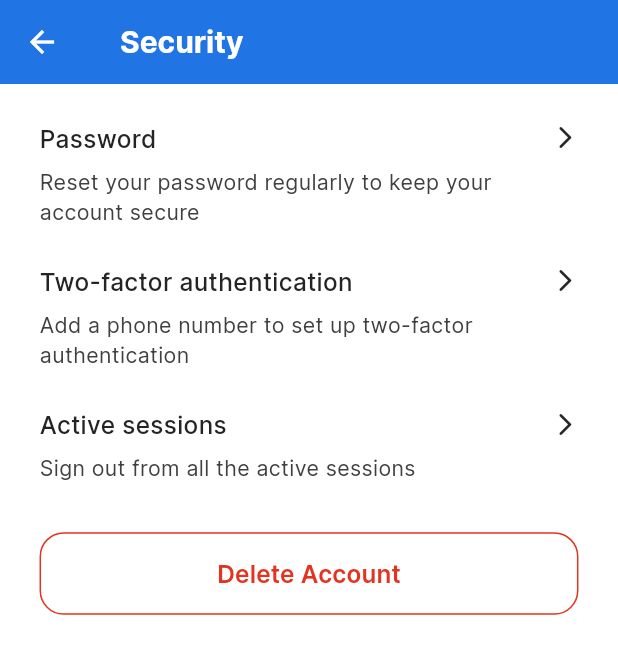
After one commit to AymenSensai/SkyCruiseApp, a Flutter app: the SecurityScreen screen opened by its route, on a phone screen of 412 x 824 dp. The commit adds this screen. Shown: the top 654 px of the screen. Run offline on Flutter 3.47's test engine with Material 3 defaults, Android fonts, the phone set to English and light mode, and no system bars; our stand-ins replace dio, flutter_otp_text_field, flutter_screenutil, flutter_spinkit, flutter_svg, fluttertoast and 4 more; generated files the repository leaves out were written again.

Commit message:
- Added Security screen.

```diff
--- a/lib/core/routing/app_router.dart
+++ b/lib/core/routing/app_router.dart
@@ -12,6 +12,7 @@ import '../../features/home/presentation/screens/notification.dart';
 import '../../features/profile/presentation/screens/language.dart';
 import '../../features/profile/presentation/screens/notificationSettings.dart';
 import '../../features/profile/presentation/screens/profile.dart';
+import '../../features/profile/presentation/screens/security.dart';
 import '../../features/saved/presentation/screens/saved.dart';
 import '../../features/search/presentation/screens/search.dart';
 import '../../features/trips/presentation/screens/trips.dart';
@@ -57,6 +58,8 @@ class AppRouter {
             builder: (_) => const NotificationSettingsScreen());
       case Routes.language:
         return MaterialPageRoute(builder: (_) => const LanguageScreen());
+      case Routes.security:
+        return MaterialPageRoute(builder: (_) => const SecurityScreen());
 
       case Routes.search:
         return MaterialPageRoute(builder: (_) => const SearchScreen());
--- a/lib/core/routing/routes.dart
+++ b/lib/core/routing/routes.dart
@@ -16,6 +16,7 @@ class Routes {
   static const String profile = '/profile';
   static const String notificationSettings = '/notificationSettings';
   static const String language = '/language';
+  static const String security = '/security';
 
   static const String search = '/search';
 
--- a/lib/core/theming/colors.dart
+++ b/lib/core/theming/colors.dart
@@ -27,6 +27,7 @@ class ColorsManager {
   static const Color neutral500 = Color(0xff757575);
   static const Color neutral600 = Color(0xff6A6A6A);
   static const Color neutral700 = Color(0xff535353);
+  static const Color neutral800 = Color(0xff404040);
   static const Color neutral900 = Color(0xff242424);
 
   static const Color whiteBackground = Color(0xffffffff);
--- a/lib/core/theming/styles.dart
+++ b/lib/core/theming/styles.dart
@@ -60,6 +60,11 @@ class TextStyles {
       fontWeight: FontWeightHelper.semiBold,
       color: ColorsManager.primary500);
 
+  static TextStyle font16Error500Semibold = TextStyle(
+      fontSize: 16.sp,
+      fontWeight: FontWeightHelper.semiBold,
+      color: ColorsManager.error500);
+
   static TextStyle font16Neutral50Semibold = TextStyle(
       fontSize: 16.sp,
       fontWeight: FontWeightHelper.semiBold,
@@ -109,6 +114,11 @@ class TextStyles {
       fontSize: 14.sp,
       fontWeight: FontWeightHelper.regular,
       color: ColorsManager.neutral900);
+
+  static TextStyle font14Neutral800Regular = TextStyle(
+      fontSize: 14.sp,
+      fontWeight: FontWeightHelper.regular,
+      color: ColorsManager.neutral800);
 
   static TextStyle font14Neutral50Regular = TextStyle(
       fontSize: 14.sp,
--- a/lib/features/profile/presentation/screens/profile.dart
+++ b/lib/features/profile/presentation/screens/profile.dart
@@ -1,12 +1,13 @@
 import 'package:flutter/material.dart';
 import 'package:flutter_screenutil/flutter_screenutil.dart';
 import 'package:flutter_svg/flutter_svg.dart';
+
 import '../../../../core/helpers/extensions.dart';
+import '../../../../core/helpers/spacing.dart';
 import '../../../../core/routing/routes.dart';
-import '../../../../core/helpers/spacing.dart';
+import '../../../../core/theming/colors.dart';
 import '../../../../core/theming/styles.dart';
 import '../../../../core/utils/assets.dart';
-import '../../../../core/theming/colors.dart';
 import '../../../../core/widgets/switch.dart';
 
 class ProfileScreen extends StatelessWidget {
@@ -38,7 +39,11 @@ class ProfileScreen extends StatelessWidget {
                 'Notifications',
                 () => context.pushNamed(Routes.notificationSettings),
               ),
-              iconAndTextRow(Assets.security, 'Security', () {}),
+              iconAndTextRow(
+                Assets.security,
+                'Security',
+                () => context.pushNamed(Routes.security),
+              ),
               iconAndTextRow(
                 Assets.language,
                 'Language',
--- /dev/null
+++ b/lib/features/profile/presentation/screens/security.dart
@@ -0,0 +1,99 @@
+import 'package:flutter/material.dart';
+import 'package:flutter_screenutil/flutter_screenutil.dart';
+
+import '../../../../core/helpers/spacing.dart';
+import '../../../../core/theming/colors.dart';
+import '../../../../core/theming/styles.dart';
+import '../../../../core/widgets/app_text_button.dart';
+
+class SecurityScreen extends StatelessWidget {
+  const SecurityScreen({super.key});
+
+  @override
+  Widget build(BuildContext context) {
+    final screenWidth = MediaQuery.of(context).size.width;
+    return Scaffold(
+      appBar: AppBar(
+        title: const Text('Security'),
+      ),
+      body: SafeArea(
+        child: SingleChildScrollView(
+          child: Padding(
+            padding: EdgeInsets.only(left: 24.w, right: 24.w, top: 12.h),
+            child: Column(
+              children: [
+                _securityRow(
+                    'Password',
+                    'Reset your password regularly to keep your account secure',
+                    () {},
+                    screenWidth),
+                _securityRow(
+                    'Two-factor authentication',
+                    'Add a phone number to set up two-factor authentication',
+                    () {},
+                    screenWidth),
+                _securityRow(
+                    'Active sessions',
+                    'Sign out from all the active sessions',
+                    () {},
+                    screenWidth),
+                verticalSpace(20),
+                _deleteAccountButton()
+              ],
+            ),
+          ),
+        ),
+      ),
+    );
+  }
+
+  Widget _securityRow(String title, String description, VoidCallback onTap,
+      double screenWidth) {
+    return Padding(
+      padding: EdgeInsets.symmetric(vertical: 12.h),
+      child: Column(
+        crossAxisAlignment: CrossAxisAlignment.start,
+        children: [
+          Row(
+            crossAxisAlignment: CrossAxisAlignment.center,
+            mainAxisAlignment: MainAxisAlignment.spaceBetween,
+            children: [
+              Text(
+                title,
+                style: TextStyles.font16Neutral900Medium,
+              ),
+              const Icon(
+                Icons.arrow_forward_ios_rounded,
+                size: 18,
+                color: ColorsManager.neutral900,
+              )
+            ],
+          ),
+          verticalSpace(8),
+          SizedBox(
+            width: screenWidth - 100.w,
+            child: Text(
+              description,
+              style: TextStyles.font14Neutral800Regular,
+            ),
+          ),
+        ],
+      ),
+    );
+  }
+
+  Widget _deleteAccountButton() {
+    return AppTextButton(
+      buttonText: 'Delete Account',
+      shape: MaterialStateProperty.all<RoundedRectangleBorder>(
+        RoundedRectangleBorder(
+          borderRadius: BorderRadius.circular(16.0),
+          side: const BorderSide(color: ColorsManager.error500, width: 1.0),
+        ),
+      ),
+      backgroundColor: Colors.transparent,
+      textStyle: TextStyles.font16Error500Semibold,
+      onPressed: () {},
+    );
+  }
+}
```
